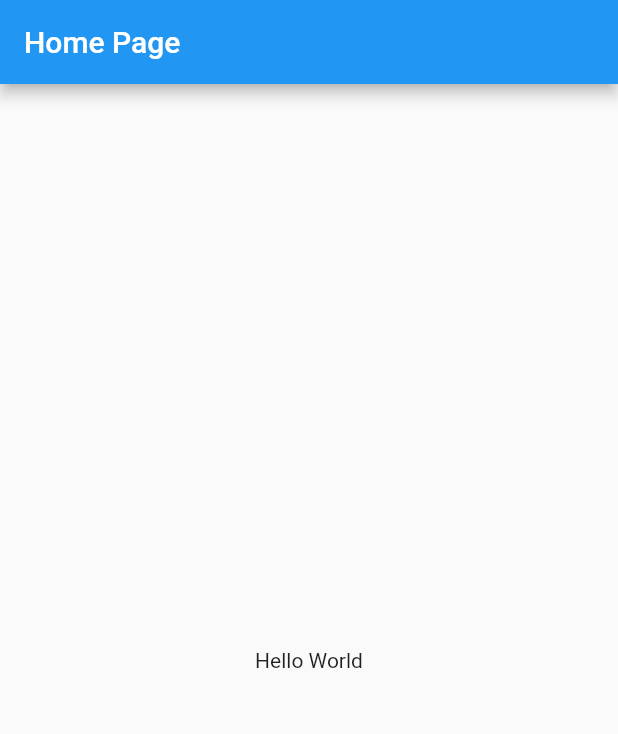
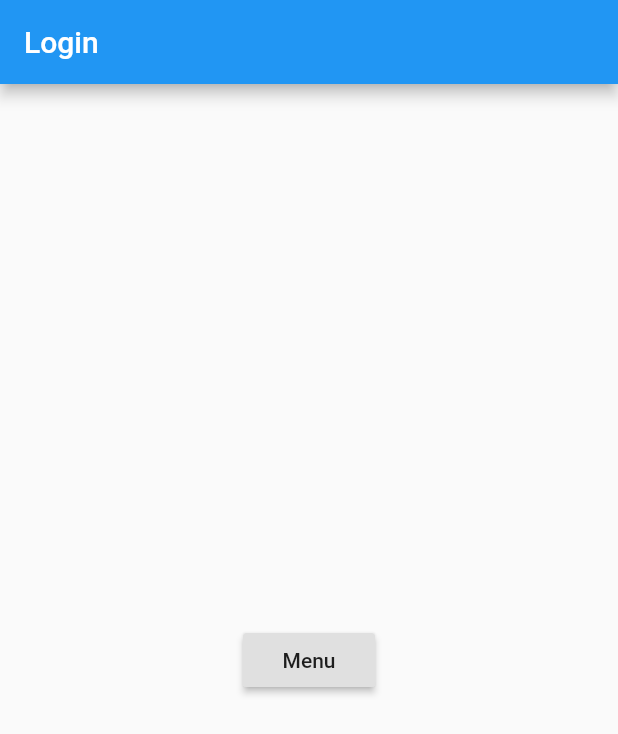
Before and after one commit to manoonan1/PingPongApplication, a Flutter app: the screen it shows after launch, on a phone screen of 412 x 824 dp. Shown: the top 734 px of the screen. Run offline on Flutter 3.47's test engine with Material 2 defaults, Android fonts, the phone set to English and light mode, and no system bars.

Commit message:
Add basic routing functionality

```diff
--- a/lib/main.dart
+++ b/lib/main.dart
@@ -1,91 +1,6 @@
-import 'package:flutter/material.dart';
 
-void main() => runApp(MyApp());
+import 'routes.dart';
 
-class MyApp extends StatelessWidget {
-  // This widget is the root of your application.
-  @override
-  Widget build(BuildContext context) {
-    return MaterialApp(
-      title: 'Flutter Demo',
-      theme: ThemeData(
-        // This is the theme of your application.
-        //
-        // Try running your application with "flutter run". You'll see the
-        // application has a blue toolbar. Then, without quitting the app, try
-        // changing the primarySwatch below to Colors.green and then invoke
-        // "hot reload" (press "r" in the console where you ran "flutter run",
-        // or simply save your changes to "hot reload" in a Flutter IDE).
-        // Notice that the counter didn't reset back to zero; the application
-        // is not restarted.
-        primarySwatch: Colors.blue,
-      ),
-      home: MyHomePage(title: 'Home Page'),
-    );
-  }
+void main () {
+  new Routes();
 }
-
-class MyHomePage extends StatefulWidget {
-  MyHomePage({Key key, this.title}) : super(key: key);
-
-  // This widget is the home page of your application. It is stateful, meaning
-  // that it has a State object (defined below) that contains fields that affect
-  // how it looks.
-
-  // This class is the configuration for the state. It holds the values (in this
-  // case the title) provided by the parent (in this case the App widget) and
-  // used by the build method of the State. Fields in a Widget subclass are
-  // always marked "final".
-
-  final String title;
-
-  @override
-  _MyHomePageState createState() => _MyHomePageState();
-}
-
-class _MyHomePageState extends State<MyHomePage> {
-
-  @override
-  Widget build(BuildContext context) {
-    // This method is rerun every time setState is called, for instance as done
-    // by the _incrementCounter method above.
-    //
-    // The Flutter framework has been optimized to make rerunning build methods
-    // fast, so that you can just rebuild anything that needs updating rather
-    // than having to individually change instances of widgets.
-    return Scaffold(
-      appBar: AppBar(
-        // Here we take the value from the MyHomePage object that was created by
-        // the App.build method, and use it to set our appbar title.
-        title: Text(widget.title),
-      ),
-      body: Center(
-        // Center is a layout widget. It takes a single child and positions it
-        // in the middle of the parent.
-        child: Column(
-          // Column is also layout widget. It takes a list of children and
-          // arranges them vertically. By default, it sizes itself to fit its
-          // children horizontally, and tries to be as tall as its parent.
-          //
-          // Invoke "debug painting" (press "p" in the console, choose the
-          // "Toggle Debug Paint" action from the Flutter Inspector in Android
-          // Studio, or the "Toggle Debug Paint" command in Visual Studio Code)
-          // to see the wireframe for each widget.
-          //
-          // Column has various properties to control how it sizes itself and
-          // how it positions its children. Here we use mainAxisAlignment to
-          // center the children vertically; the main axis here is the vertical
-          // axis because Columns are vertical (the cross axis would be
-          // horizontal).
-          mainAxisAlignment: MainAxisAlignment.center,
-          children: <Widget>[
-            Text(
-              'Hello World'
-            ),
-
-          ],
-        ),
-      ),
-    );
-  }
-}
--- /dev/null
+++ b/lib/routes.dart
@@ -0,0 +1,20 @@
+import 'package:flutter/material.dart';
+import 'screens/login/login.dart';
+import 'screens/menu/menu.dart';
+import 'screens/score/score.dart';
+
+class Routes {
+  final routes = <String, WidgetBuilder>{
+    '/login': (BuildContext context) => new Login(),
+    '/menu': (BuildContext context) => new Menu(),
+    '/score': (BuildContext context) => new Score()
+  };
+
+  Routes () {
+    runApp(new MaterialApp(
+      title: 'Flutter Demo',
+      routes: routes,
+      home: new Login(),
+    ));
+  }
+}
--- /dev/null
+++ b/lib/screens/login/login.dart
@@ -0,0 +1,26 @@
+
+import 'package:flutter/material.dart';
+
+class Login extends StatelessWidget {
+
+  @override
+  Widget build(BuildContext context) {
+    return new Scaffold( // 1
+      appBar: new AppBar( //2
+        title: new Text("Login"),
+      ),
+      body: new Container(
+      // decoration: new BoxDecoration(color: Colors.white),
+        child: new Center(
+          child:
+            RaisedButton(
+              child: Text("Menu"),
+              onPressed: () {
+                Navigator.pushNamed(context, '/menu');
+            }
+          )
+        )
+      )
+    );
+  }
+}
```
Also changed, not shown: lib/screens/menu/menu.dart (added, +26 -0 lines), lib/screens/score/score.dart (added, +26 -0 lines), flutter_01.png (deleted), flutter_02.png (deleted).
